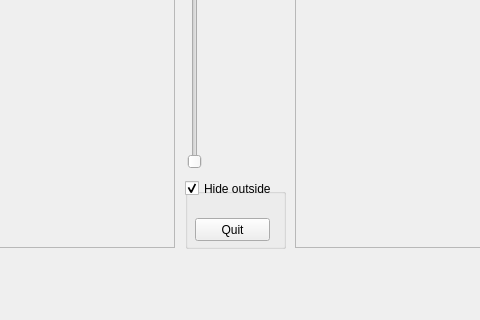
First picture: the form in mywindow.ui, repository jasienieckih/lgim8, before the edit; both pictures show x 435 to 915 and y 362 to 682 of the 1344 by 682 pixel window.
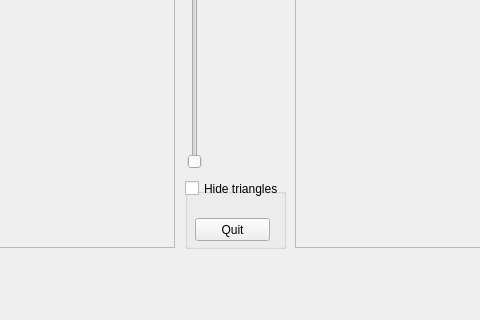
Second picture: the form after the edit.

Commit message: Add triangle hiding mode

Diff of the .ui file:
```diff
--- a/mywindow.ui
+++ b/mywindow.ui
@@ -116,15 +116,15 @@
      <rect>
       <x>620</x>
       <y>540</y>
-      <width>101</width>
+      <width>111</width>
       <height>21</height>
      </rect>
     </property>
     <property name="text">
-     <string>Hide outside</string>
+     <string>Hide triangles</string>
     </property>
     <property name="checked">
-     <bool>true</bool>
+     <bool>false</bool>
     </property>
     <property name="tristate">
      <bool>false</bool>
```
Left out of the diff: 5 changed lines with no effect on the pictures. The commit also changes 2 other files.
